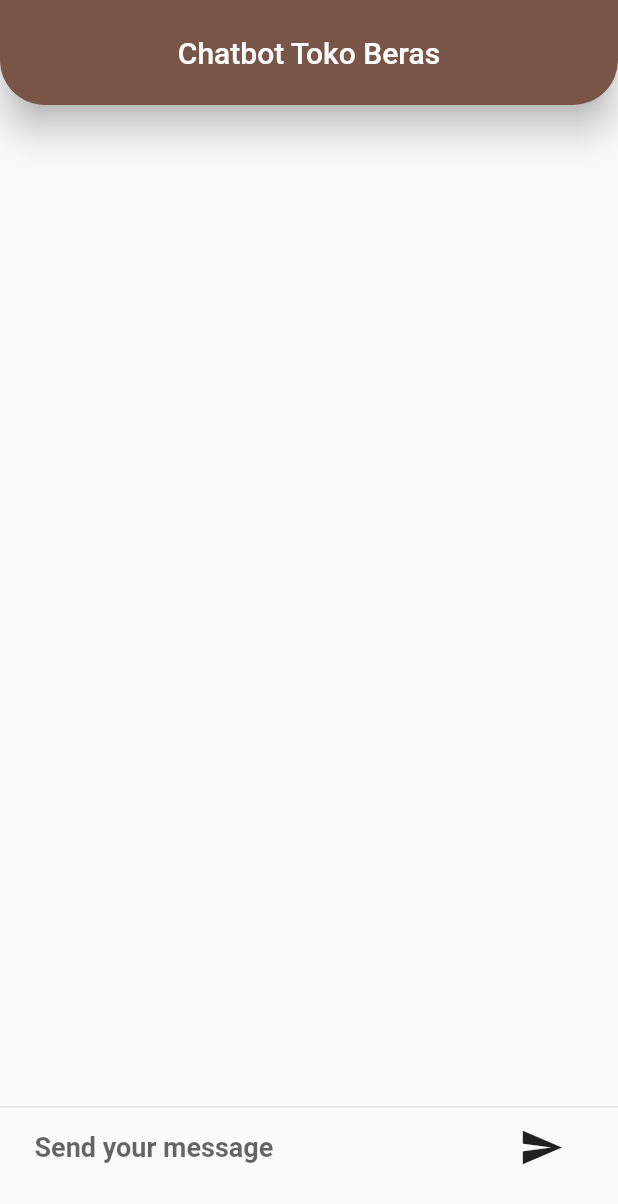
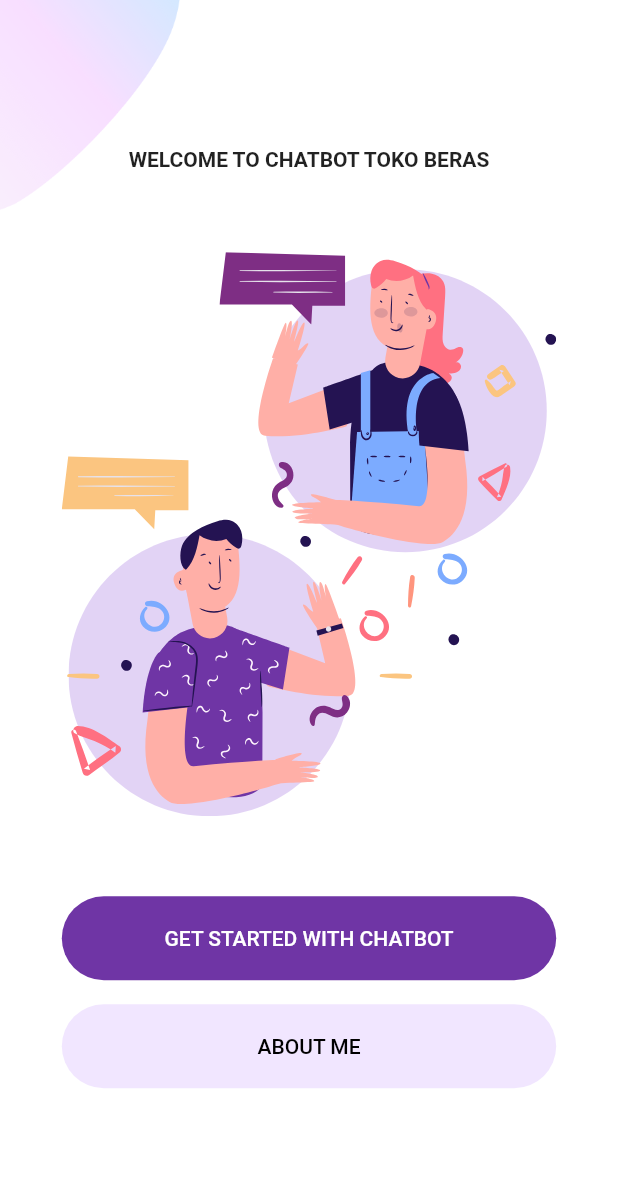
Before and after one commit to reaperizy/chatbot_beras, a Flutter app: the screen it shows after launch, on a phone screen of 412 x 824 dp. Shown: the top 1204 px of the screen. Run offline on Flutter 3.47's test engine with Material 2 defaults, Android fonts, the phone set to English and light mode, and no system bars; our stand-ins replace bubble, flutter_svg, google_fonts; missing offline and left inert: dialogflow_flutter.

Commit message:
menambahkan aboutme + landing page + membuat coloring pada aplikasi

```diff
--- /dev/null
+++ b/lib/common/background.dart
@@ -0,0 +1,43 @@
+import 'package:flutter/material.dart';
+
+class Background extends StatelessWidget {
+  final Widget child;
+  const Background({
+    Key? key,
+    required this.child,
+    this.topImage = "assets/images/main_top.png",
+    this.bottomImage = "assets/images/login_bottom.png",
+  }) : super(key: key);
+
+  final String topImage, bottomImage;
+
+  @override
+  Widget build(BuildContext context) {
+    return Scaffold(
+      resizeToAvoidBottomInset: false,
+      body: SizedBox(
+        width: double.infinity,
+        height: MediaQuery.of(context).size.height,
+        child: Stack(
+          alignment: Alignment.center,
+          children: <Widget>[
+            Positioned(
+              top: 0,
+              left: 0,
+              child: Image.asset(
+                topImage,
+                width: 120,
+              ),
+            ),
+            // Positioned(
+            //   bottom: 0,
+            //   right: 0,
+            //   child: Image.asset(bottomImage, width: 120),
+            // ),
+            SafeArea(child: child),
+          ],
+        ),
+      ),
+    );
+  }
+}
--- /dev/null
+++ b/lib/common/constant.dart
@@ -0,0 +1,12 @@
+import 'package:flutter/material.dart';
+import 'package:google_fonts/google_fonts.dart';
+
+const kPrimaryColor = Color(0xFF6F35A5);
+const kPrimaryLightColor = Color(0xFFF1E6FF);
+const Color darkPurpleColor = Color(0xFF071A52);
+
+const double defaultPadding = 16.0;
+
+TextStyle darkPurpleTextStyle = GoogleFonts.poppins(
+  color: darkPurpleColor,
+);
--- a/lib/main.dart
+++ b/lib/main.dart
@@ -1,46 +1,43 @@
+import 'package:chatbot_beras/pages/welcome_screen.dart';
 import 'package:flutter/material.dart';
-import 'package:chatbot_beras/chatbot.dart';
+import 'package:chatbot_beras/common/constant.dart';
 
-void main() {
-  runApp(const MyApp());
-}
+void main() => runApp(const MyApp());
 
-class MyApp extends StatefulWidget {
+class MyApp extends StatelessWidget {
   const MyApp({Key? key}) : super(key: key);
 
-  @override
-  _MyAppState createState() => _MyAppState();
-}
-
-class _MyAppState extends State<MyApp> {
+  // This widget is the root of your application.
   @override
   Widget build(BuildContext context) {
     return MaterialApp(
       debugShowCheckedModeBanner: false,
+      title: 'Flutter Auth',
       theme: ThemeData(
-        primaryColor: Colors.white,
-        primarySwatch: Colors.brown,
-      ),
-      home: const ChatBotScreen(),
+          primaryColor: kPrimaryColor,
+          scaffoldBackgroundColor: Colors.white,
+          elevatedButtonTheme: ElevatedButtonThemeData(
+            style: ElevatedButton.styleFrom(
+              elevation: 0,
+              primary: kPrimaryColor,
+              shape: const StadiumBorder(),
+              maximumSize: const Size(double.infinity, 56),
+              minimumSize: const Size(double.infinity, 56),
+            ),
+          ),
+          inputDecorationTheme: const InputDecorationTheme(
+            filled: true,
+            fillColor: kPrimaryLightColor,
+            iconColor: kPrimaryColor,
+            prefixIconColor: kPrimaryColor,
+            contentPadding: EdgeInsets.symmetric(
+                horizontal: defaultPadding, vertical: defaultPadding),
+            border: OutlineInputBorder(
+              borderRadius: BorderRadius.all(Radius.circular(30)),
+              borderSide: BorderSide.none,
+            ),
+          )),
+      home: const WelcomeScreen(),
     );
   }
 }
-
-// theme: ThemeData(
-//   colorScheme: ColorScheme(
-//     brightness: Brightness.dark,
-//     surface: Colors.yellow,
-//     onSurface: Colors.black,
-//    // Colors that are not relevant to AppBar in DARK mode:
-//     primary: Colors.grey,
-//     onPrimary: Colors.grey,
-//     primaryVariant: Colors.grey,
-//     secondary: Colors.grey,
-//     secondaryVariant: Colors.grey,
-//     onSecondary: Colors.grey,
-//     background: Colors.grey,
-//     onBackground: Colors.grey,
-//     error: Colors.grey,
-//     onError: Colors.grey,
-//   ),
-//),
--- a/lib/chatbot.dart
+++ b/lib/pages/chatbot.dart
@@ -1,4 +1,5 @@
 import 'package:bubble/bubble.dart';
+import 'package:chatbot_beras/common/constant.dart';
 import 'package:dialogflow_flutter/googleAuth.dart';
 import 'package:flutter/foundation.dart';
 import 'package:flutter/material.dart';
@@ -8,6 +9,7 @@ class ChatBotScreen extends StatefulWidget {
   const ChatBotScreen({Key? key}) : super(key: key);
 
   @override
+  // ignore: library_private_types_in_public_api
   _ChatBotScreenState createState() => _ChatBotScreenState();
 }
 
@@ -32,6 +34,7 @@ class _ChatBotScreenState extends State<ChatBotScreen> {
   Widget build(BuildContext context) {
     return Scaffold(
       appBar: AppBar(
+        backgroundColor: kPrimaryColor,
         centerTitle: true,
         toolbarHeight: 70,
         shape: const RoundedRectangleBorder(
@@ -106,7 +109,7 @@ class _ChatBotScreenState extends State<ChatBotScreen> {
       padding: const EdgeInsets.all(10.0),
       child: Bubble(
           radius: const Radius.circular(15.0),
-          color: data == 0 ? Colors.brown : Colors.orangeAccent,
+          color: data == 0 ? Colors.orange : Colors.purple,
           elevation: 0.0,
           alignment: data == 0 ? Alignment.topLeft : Alignment.topRight,
           nip: data == 0 ? BubbleNip.leftBottom : BubbleNip.rightTop,
@@ -116,6 +119,7 @@ class _ChatBotScreenState extends State<ChatBotScreen> {
               mainAxisSize: MainAxisSize.min,
               children: <Widget>[
                 CircleAvatar(
+                  backgroundColor: Colors.white,
                   backgroundImage: AssetImage(
                       data == 0 ? "assets/bot.png" : "assets/user.png"),
                 ),
--- /dev/null
+++ b/lib/pages/welcome_screen.dart
@@ -0,0 +1,68 @@
+import 'package:flutter/material.dart';
+
+import 'package:chatbot_beras/common/background.dart';
+import 'package:chatbot_beras/utils/login_signup_btn.dart';
+import 'package:chatbot_beras/utils/responsive.dart';
+import 'package:chatbot_beras/utils/welcome_image.dart';
+
+class WelcomeScreen extends StatelessWidget {
+  const WelcomeScreen({Key? key}) : super(key: key);
+
+  @override
+  Widget build(BuildContext context) {
+    return Background(
+      child: SingleChildScrollView(
+        child: SafeArea(
+          child: Responsive(
+            desktop: Row(
+              mainAxisAlignment: MainAxisAlignment.end,
+              children: [
+                const Expanded(
+                  child: WelcomeImage(),
+                ),
+                Expanded(
+                  child: Row(
+                    mainAxisAlignment: MainAxisAlignment.center,
+                    children: const [
+                      SizedBox(
+                        width: 450,
+                        child: LoginAndSignupBtn(),
+                      ),
+                    ],
+                  ),
+                ),
+              ],
+            ),
+            mobile: const MobileWelcomeScreen(),
+          ),
+        ),
+      ),
+    );
+  }
+}
+
+class MobileWelcomeScreen extends StatelessWidget {
+  const MobileWelcomeScreen({
+    Key? key,
+  }) : super(key: key);
+
+  @override
+  Widget build(BuildContext context) {
+    return Column(
+      mainAxisAlignment: MainAxisAlignment.center,
+      children: <Widget>[
+        const WelcomeImage(),
+        Row(
+          children: const [
+            Spacer(),
+            Expanded(
+              flex: 8,
+              child: LoginAndSignupBtn(),
+            ),
+            Spacer(),
+          ],
+        ),
+      ],
+    );
+  }
+}
--- /dev/null
+++ b/lib/utils/login_signup_btn.dart
@@ -0,0 +1,55 @@
+import 'package:flutter/material.dart';
+import 'package:chatbot_beras/pages/chatbot.dart';
+import 'package:chatbot_beras/pages/aboutme.dart';
+import 'package:chatbot_beras/common/constant.dart';
+
+class LoginAndSignupBtn extends StatelessWidget {
+  const LoginAndSignupBtn({
+    Key? key,
+  }) : super(key: key);
+
+  @override
+  Widget build(BuildContext context) {
+    return Column(
+      children: [
+        Hero(
+          tag: "login_btn",
+          child: ElevatedButton(
+            onPressed: () {
+              Navigator.push(
+                context,
+                MaterialPageRoute(
+                  builder: (context) {
+                    return const ChatBotScreen();
+                  },
+                ),
+              );
+            },
+            child: Text(
+              "GET STARTED WITH CHATBOT".toUpperCase(),
+            ),
+          ),
+        ),
+        const SizedBox(height: 16),
+        ElevatedButton(
+          onPressed: () {
+            Navigator.push(
+              context,
+              MaterialPageRoute(
+                builder: (context) {
+                  return const AboutPage();
+                },
+              ),
+            );
+          },
+          style: ElevatedButton.styleFrom(
+              primary: kPrimaryLightColor, elevation: 0),
+          child: Text(
+            "About Me".toUpperCase(),
+            style: const TextStyle(color: Colors.black),
+          ),
+        ),
+      ],
+    );
+  }
+}
--- /dev/null
+++ b/lib/utils/responsive.dart
@@ -0,0 +1,36 @@
+import 'package:flutter/material.dart';
+
+class Responsive extends StatelessWidget {
+  final Widget mobile;
+  final Widget? tablet;
+  final Widget desktop;
+
+  const Responsive({
+    Key? key,
+    required this.mobile,
+    this.tablet,
+    required this.desktop,
+  }) : super(key: key);
+
+  static bool isMobile(BuildContext context) =>
+      MediaQuery.of(context).size.width < 576;
+
+  static bool isTablet(BuildContext context) =>
+      MediaQuery.of(context).size.width >= 576 &&
+      MediaQuery.of(context).size.width <= 992;
+
+  static bool isDesktop(BuildContext context) =>
+      MediaQuery.of(context).size.width > 992;
+
+  @override
+  Widget build(BuildContext context) {
+    final Size size = MediaQuery.of(context).size;
+    if (size.width > 992) {
+      return desktop;
+    } else if (size.width >= 576 && tablet != null) {
+      return tablet!;
+    } else {
+      return mobile;
+    }
+  }
+}
--- /dev/null
+++ b/lib/utils/welcome_image.dart
@@ -0,0 +1,35 @@
+import 'package:flutter/material.dart';
+import 'package:flutter_svg/flutter_svg.dart';
+import 'package:chatbot_beras/common/constant.dart';
+
+class WelcomeImage extends StatelessWidget {
+  const WelcomeImage({
+    Key? key,
+  }) : super(key: key);
+
+  @override
+  Widget build(BuildContext context) {
+    return Column(
+      children: [
+        const Text(
+          "WELCOME TO CHATBOT TOKO BERAS",
+          style: TextStyle(fontWeight: FontWeight.bold),
+        ),
+        const SizedBox(height: defaultPadding * 2),
+        Row(
+          children: [
+            const Spacer(),
+            Expanded(
+              flex: 8,
+              child: SvgPicture.asset(
+                "assets/icons/chat.svg",
+              ),
+            ),
+            const Spacer(),
+          ],
+        ),
+        const SizedBox(height: defaultPadding * 2),
+      ],
+    );
+  }
+}
```
Also changed, not shown: lib/pages/aboutme.dart (added, +144 -0 lines), pubspec.yaml (+5 -3 lines), assets/icons/chat.svg (added), assets/images/login_bottom.png (added), assets/images/main_bottom.png (added), assets/images/main_top.png (added), assets/images/signup_top.png (added), assets/user.png, assets/wadi.png (added), pubspec.lock, 1 other file.
